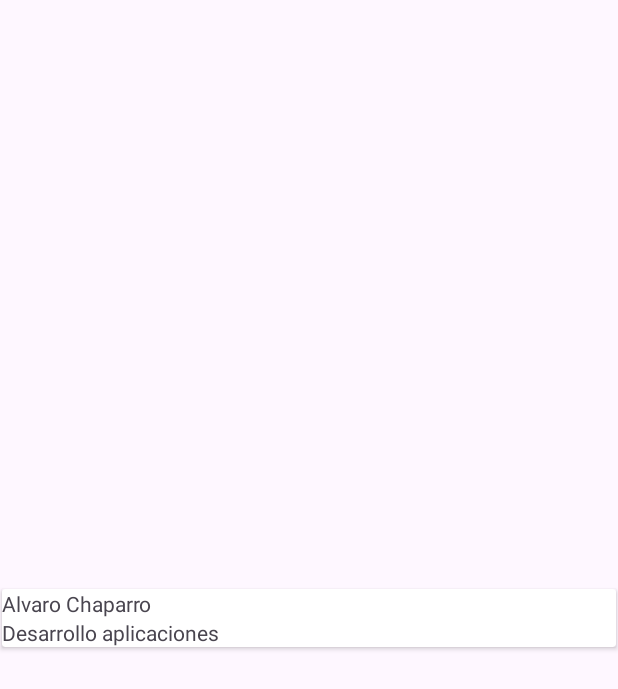
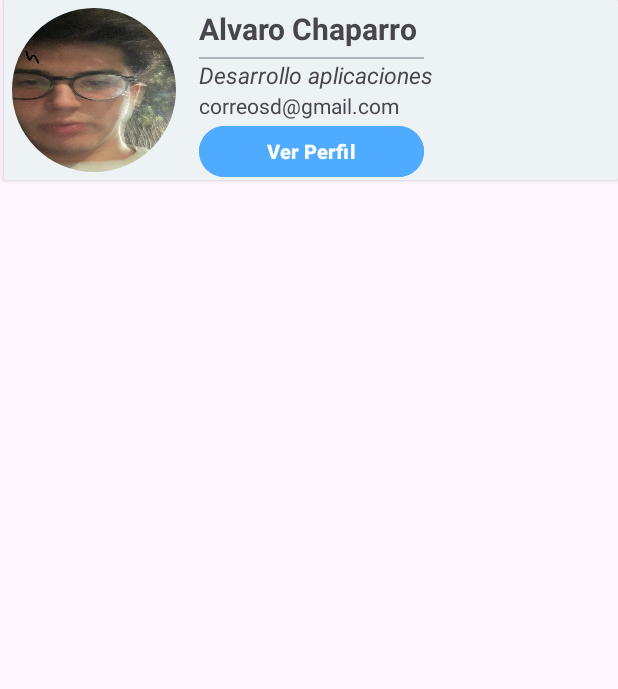
Before and after one commit to carloosbravo/tfg-2dam, an Android app: the layout cv_alumno.xml on its own in the app's theme, with its tools: preview values and no code run, on a phone screen of 412 x 824 dp. Shown: the top 689 px of the screen. Run offline under Robolectric (Android 15) with nearby library versions, the phone set to English and light mode, and no system bars.

Commit message:
cardview alumno hecho

```diff
--- a/androidStudio/cooper_up/app/src/main/java/com/example/cooper_up/models/AlumnoModel.java
+++ b/androidStudio/cooper_up/app/src/main/java/com/example/cooper_up/models/AlumnoModel.java
@@ -10,6 +10,7 @@ public class AlumnoModel {
     private String cv;
     private String expediente_academico;
     private String valoracion_profesorado;
+
 
     public AlumnoModel() {
     }
--- a/androidStudio/cooper_up/app/src/main/res/layout/cv_alumno.xml
+++ b/androidStudio/cooper_up/app/src/main/res/layout/cv_alumno.xml
@@ -8,27 +8,78 @@
     <androidx.cardview.widget.CardView
         android:layout_width="409dp"
         android:layout_height="wrap_content"
-        app:layout_constraintBottom_toBottomOf="parent"
+        android:layout_marginStart="2dp"
         app:layout_constraintEnd_toEndOf="parent"
         app:layout_constraintStart_toStartOf="parent"
-        app:layout_constraintTop_toTopOf="parent" >
+        app:layout_constraintTop_toTopOf="parent"
+        >
 
         <LinearLayout
             android:layout_width="match_parent"
             android:layout_height="match_parent"
-            android:orientation="vertical">
+            android:orientation="horizontal"
+            android:background="@color/grisClarito">
 
-            <TextView
-                android:id="@+id/nameAlumnoTV"
+            <com.google.android.material.imageview.ShapeableImageView
+                android:layout_width="120dp"
+                android:layout_height="120dp"
+                android:background="@drawable/foto_prueba"
+                android:padding="5dp"
+                app:shapeAppearanceOverlay="@style/circleImageView"
+                app:strokeColor="@android:color/darker_gray"
+                android:layout_marginRight="10dp"/>
+
+
+            <LinearLayout
                 android:layout_width="match_parent"
-                android:layout_height="wrap_content"
-                android:text="Alvaro Chaparro" />
+                android:layout_height="match_parent"
+                android:orientation="vertical"
+                >
 
-            <TextView
-                android:id="@+id/textView3"
-                android:layout_width="match_parent"
-                android:layout_height="wrap_content"
-                android:text="Desarrollo aplicaciones" />
+                <TextView
+                    android:id="@+id/nameAlumnoCardTV"
+                    android:layout_width="match_parent"
+                    android:layout_height="wrap_content"
+                    android:text="Alvaro Chaparro"
+                    android:textSize="20dp"
+                    android:textStyle="bold"
+                    android:layout_marginTop="5sp"/>
+
+                <View
+                    android:layout_width="150sp"
+                    android:layout_height="1dp"
+                    android:layout_marginTop="5dp"
+                    android:background="@color/grisMasOscuro" />
+
+                <TextView
+                    android:id="@+id/gradoAlumnoCardTV"
+                    android:layout_width="match_parent"
+                    android:layout_height="wrap_content"
+                    android:text="Desarrollo aplicaciones"
+                    android:textStyle="italic"
+                    android:textSize="15sp"/>
+
+                <TextView
+                    android:id="@+id/correoAlumnoCardTV"
+                    android:layout_width="match_parent"
+                    android:layout_height="wrap_content"
+                    android:text="correosd@gmail.com"
+                    />
+
+                <Button
+                    android:id="@+id/verPerfilButton"
+                    android:layout_width="150sp"
+                    android:layout_height="42sp"
+                    android:text="Ver Perfil"
+                    android:textSize="13sp"
+                    android:textStyle="bold"
+
+                    android:backgroundTint="@color/azulFondoCLaro"/>
+
+
+            </LinearLayout>
         </LinearLayout>
+
+
     </androidx.cardview.widget.CardView>
 </androidx.constraintlayout.widget.ConstraintLayout>
```
